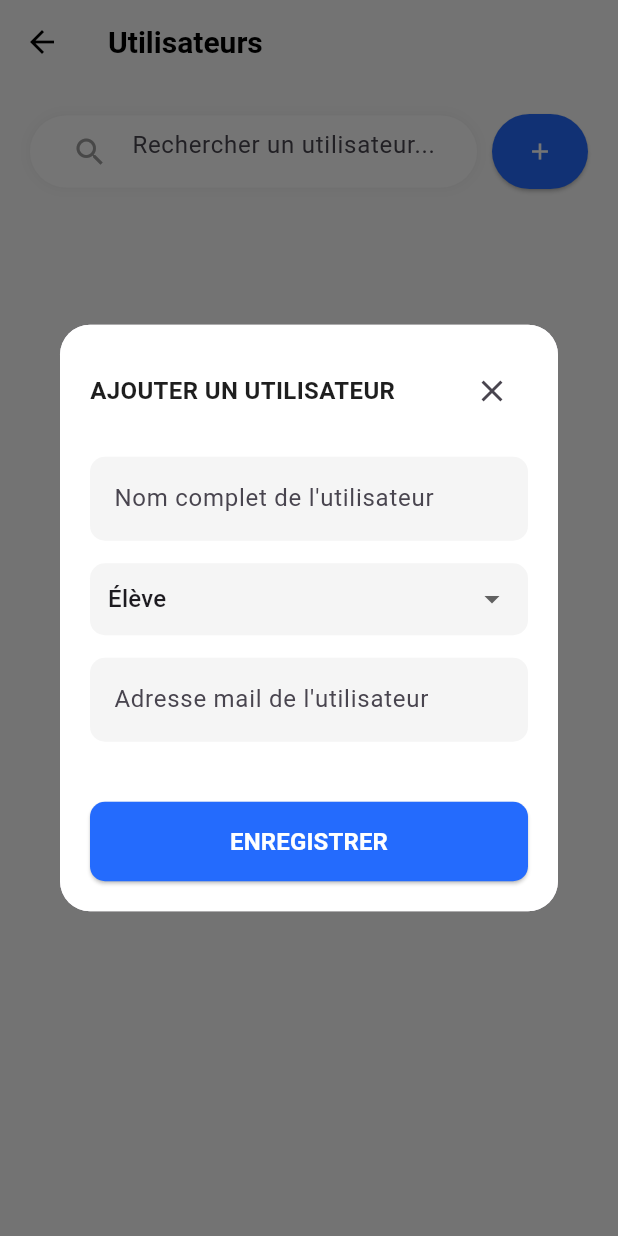
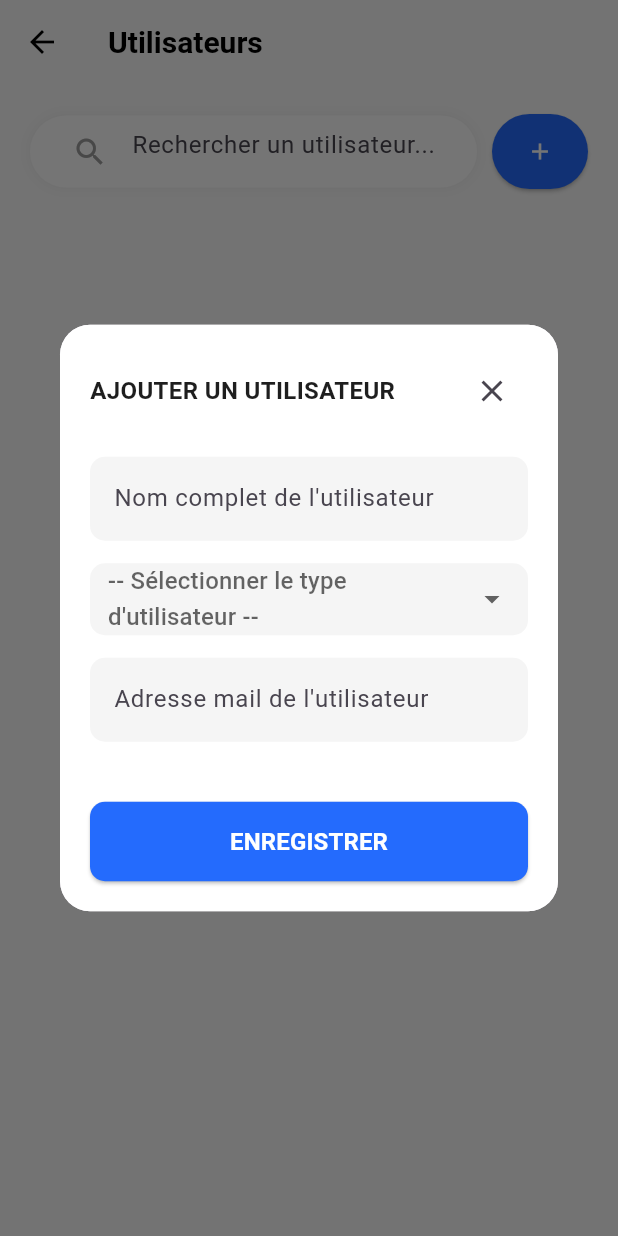
Before and after one commit to Jack-Ny/AppSchool, a Flutter app: the UsersScreen screen opened directly, after a tap on the "add" icon, on a phone screen of 412 x 824 dp. Run offline on Flutter 3.47's test engine with Material 3 defaults, Android fonts, the phone set to English and light mode, and no system bars; our stand-ins replace file_picker, image_picker, supabase_flutter; accounts and stored records are empty.

Commit message:
correct DB

```diff
--- a/lib/screens/users/users_screen.dart
+++ b/lib/screens/users/users_screen.dart
@@ -72,8 +72,8 @@ class _UsersScreenState extends State<UsersScreen> {
   void _showAddUserModal(BuildContext context) {
     final fullNameController = TextEditingController();
     final emailController = TextEditingController();
-    String selectedUserType = 'student';
-    String? selectedStudentId;
+    String? selectedUserType;
+    List<String> selectedStudentIds = [];
 
     showDialog(
       context: context,
@@ -139,6 +139,7 @@ class _UsersScreenState extends State<UsersScreen> {
                           child: DropdownButton<String>(
                             value: selectedUserType,
                             isExpanded: true,
+                            hint: const Text('-- Sélectionner le type d\'utilisateur --'),
                             items: const [
                               DropdownMenuItem(
                                 value: 'student',
@@ -159,9 +160,8 @@ class _UsersScreenState extends State<UsersScreen> {
                             ],
                             onChanged: (value) {
                               setModalState(() {
-                                selectedUserType = value!;
-                                selectedStudentId =
-                                    null; // Réinitialiser la sélection d'étudiant
+                                selectedUserType = value;
+                                selectedStudentIds.clear();
                               });
                             },
                           ),
@@ -186,31 +186,75 @@ class _UsersScreenState extends State<UsersScreen> {
                       const SizedBox(height: 15),
 
                       // Sélecteur d'étudiant pour les parents
-                      if (selectedUserType == 'parent' && _students.isNotEmpty)
+                      if (selectedUserType == 'parent')
+  Column(
+    crossAxisAlignment: CrossAxisAlignment.start,
+    children: [
+      const SizedBox(height: 15),
+      const Text(
+        'Sélectionner le(s) élève(s)',
+        style: TextStyle(
+          fontWeight: FontWeight.bold,
+          fontSize: 14,
+        ),
+      ),
+      const SizedBox(height: 8),
+      if (_students.isEmpty)
+        const Text(
+          'Aucun élève disponible',
+          style: TextStyle(
+            color: Colors.grey,
+            fontStyle: FontStyle.italic,
+          ),
+        )
+      else
         Container(
+          constraints: BoxConstraints(
+            maxHeight: MediaQuery.of(context).size.height * 0.2,
+          ),
           padding: const EdgeInsets.symmetric(horizontal: 12),
           decoration: BoxDecoration(
             color: Colors.grey[100],
             borderRadius: BorderRadius.circular(10),
+            border: Border.all(color: Colors.grey[300]!),
           ),
-                          child: DropdownButtonHideUnderline(
-                            child: DropdownButton<String>(
-                              value: selectedStudentId,
-                              isExpanded: true,
-                              hint: const Text('Sélectionner un élève'),
-                              items: _students.map((student) {
-                                return DropdownMenuItem(
-                                  value: student['id'].toString(),
-                                  child: Text(student['users']['name']),
+          child: SingleChildScrollView(
+            child: Column(
+              children: _students.map((student) {
+                bool isSelected = selectedStudentIds.contains(student['id'].toString());
+                return CheckboxListTile(
+                  title: Text(student['name'] ?? ''),
+                  subtitle: Text(student['email'] ?? ''),
+                  value: isSelected,
+                  onChanged: (bool? value) {
+                    setModalState(() {
+                      if (value == true) {
+                        selectedStudentIds.add(student['id'].toString());
+                      } else {
+                        selectedStudentIds.remove(student['id'].toString());
+                      }
+                    });
+                  },
+                  controlAffinity: ListTileControlAffinity.leading,
+                  dense: true,
                 );
               }).toList(),
-                              onChanged: (value) {
-                                setModalState(() {
-                                  selectedStudentId = value;
-                                });
-                              },
             ),
           ),
+        ),
+      if (selectedStudentIds.isNotEmpty)
+        Padding(
+          padding: const EdgeInsets.only(top: 8),
+          child: Text(
+            '${selectedStudentIds.length} élève(s) sélectionné(s)',
+            style: TextStyle(
+              color: Colors.green[700],
+              fontSize: 12,
+              fontWeight: FontWeight.bold,
+            ),
+          ),
+        ),
+    ],
   ),
 
                       const SizedBox(height: 25),
@@ -221,24 +265,30 @@ class _UsersScreenState extends State<UsersScreen> {
                         child: ElevatedButton(
                           onPressed: () async {
   // Validation
-                            if (fullNameController.text.isEmpty ||
-                                emailController.text.isEmpty) {
+  if (fullNameController.text.isEmpty || emailController.text.isEmpty) {
     ScaffoldMessenger.of(context).showSnackBar(
       const SnackBar(
-                                  content:
-                                      Text('Veuillez remplir tous les champs'),
+        content: Text('Veuillez remplir tous les champs'),
         backgroundColor: Colors.red,
       ),
     );
     return;
   }
 
-                            if (selectedUserType == 'parent' &&
-                                selectedStudentId == null) {
+  if (selectedUserType == null) {
     ScaffoldMessenger.of(context).showSnackBar(
       const SnackBar(
-                                  content:
-                                      Text('Veuillez sélectionner un élève'),
+        content: Text('Veuillez sélectionner un type d\'utilisateur'),
+        backgroundColor: Colors.red,
+      ),
+    );
+    return;
+  }
+
+  if (selectedUserType == 'parent' && selectedStudentIds.isEmpty) {
+    ScaffoldMessenger.of(context).showSnackBar(
+      const SnackBar(
+        content: Text('Veuillez sélectionner au moins un élève'),
         backgroundColor: Colors.red,
       ),
     );
@@ -249,15 +299,13 @@ class _UsersScreenState extends State<UsersScreen> {
     await _userService.createUser(
       email: emailController.text.trim(),
       name: fullNameController.text.trim(),
-                                userType: selectedUserType,
-                                studentId: selectedStudentId,
+      userType: selectedUserType!,
+      studentIds: selectedUserType == 'parent' ? selectedStudentIds : null,
     );
 
     if (!mounted) return;
-
     Navigator.pop(context);
-                              _loadUsers(); // Recharger la liste
-
+    _loadUsers();
     ScaffoldMessenger.of(context).showSnackBar(
       const SnackBar(
         content: Text('Utilisateur créé avec succès'),
--- a/lib/services/user_service.dart
+++ b/lib/services/user_service.dart
@@ -5,23 +5,29 @@ import 'package:uuid/uuid.dart';
 class UserService {
   final _supabase = Supabase.instance.client;
 
-  Future<List<Map<String, dynamic>>> getAllUsers() async {
-    final response = await _supabase
+  Future<List<Map<String, dynamic>>> getStudents() async {
+  final students = await _supabase
       .from('users')
-        .select()
-        .order('created_at', ascending: false);
+      .select('''
+        id,
+        name,
+        email
+      ''')
+      .eq('user_type', 'student')
+      .order('created_at');
 
-    return List<Map<String, dynamic>>.from(response);
+  return List<Map<String, dynamic>>.from(students);
 }
 
   Future<AppUser> createUser({
   required String email,
   required String name,
   required String userType,
-    String? studentId,
+  List<String>? studentIds, // Changé pour gérer plusieurs étudiants
 }) async {
+  AuthResponse? authResponse;
   try {
-      // creer un utilisateur dans auth.users
+    // Créer un utilisateur dans auth.users
     final authResponse = await _supabase.auth.signUp(
       email: email,
       password: 'Password123!', // Mot de passe temporaire
@@ -40,53 +46,108 @@ class UserService {
       'created_at': DateTime.now().toIso8601String(),
     };
 
-      final result =
-          await _supabase.from('users').insert(userData).select().single();
+    final result = await _supabase
+        .from('users')
+        .insert(userData)
+        .select()
+        .single();
 
     // Créer l'entrée spécifique selon le type
     switch (userType.toLowerCase()) {
       case 'student':
         await _supabase.from('students').insert({
           'user_id': authResponse.user!.id,
-            'registration_number':
-                'STD${DateTime.now().millisecondsSinceEpoch}',
+          'registration_number': 'STD${DateTime.now().millisecondsSinceEpoch}',
           'class_level': 'Nouveau',
         });
         break;
+
       case 'teacher':
         await _supabase.from('teachers').insert({
           'user_id': authResponse.user!.id,
           'specialization': 'À définir',
         });
         break;
+
       case 'parent':
-          if (studentId == null) {
-            throw Exception('ID étudiant requis pour créer un parent');
+        if (studentIds == null || studentIds.isEmpty) {
+          throw Exception('Au moins un étudiant doit être sélectionné pour créer un parent');
         }
-          await _supabase.from('parents').insert({
+
+        // Créer le parent
+        final parentInsert = await _supabase
+            .from('parents')
+            .insert({
               'user_id': authResponse.user!.id,
+            })
+            .select()
+            .single();
+
+        // Créer les associations parent-étudiants
+        for (String studentId in studentIds) {
+          await _supabase.from('student_parents').insert({
+            'parent_id': parentInsert['id'],
             'student_id': studentId,
           });
+        }
         break;
     }
 
     return AppUser.fromJson(result);
   } catch (e) {
+    // En cas d'erreur, essayer de nettoyer l'utilisateur créé partiellement
+    if (authResponse?.user != null) {
+      try {
+        await deleteUser(authResponse!.user!.id);
+      } catch (_) {
+        // Ignorer les erreurs de nettoyage
+      }
+    }
     throw Exception('Erreur création utilisateur: $e');
   }
 }
 
-  Future<List<Map<String, dynamic>>> getStudents() async {
-    return await _supabase
-        .from('students')
-        .select('id, user_id, users!inner(name, email)');
-  }
 
   Future<void> deleteUser(String userId) async {
   try {
+    // 1. D'abord vérifier si l'utilisateur existe
+    final userExists = await _supabase
+        .from('users')
+        .select('user_type')
+        .eq('id', userId)
+        .maybeSingle();
+
+    if (userExists == null) {
+      throw Exception('Utilisateur non trouvé');
+    }
+
+    // 2. Supprimer de auth.users en premier
+    try {
+      // Utiliser la fonction rpc personnalisée pour supprimer l'utilisateur auth
+      await _supabase.rpc('delete_user_auth', params: {'userid': userId});
+    } catch (e) {
+      print('Erreur suppression auth user: $e');
+      // Continuer même si la suppression auth échoue
+    }
+
+    // 3. Supprimer les entrées spécifiques selon le type
+    switch (userExists['user_type'].toString().toLowerCase()) {
+      case 'student':
+        await _supabase.from('students').delete().eq('user_id', userId);
+        break;
+      case 'teacher':
+        await _supabase.from('teachers').delete().eq('user_id', userId);
+        break;
+      case 'parent':
+        await _supabase.from('parents').delete().eq('user_id', userId);
+        break;
+    }
+
+    // 4. Supprimer de la table users
     await _supabase.from('users').delete().eq('id', userId);
+
   } catch (e) {
-      throw Exception('Erreur suppression utilisateur: $e');
+    throw Exception('Erreur suppression utilisateur : $e');
   }
 }
 
```
Lines whose indentation alone changed are shown as unchanged.
